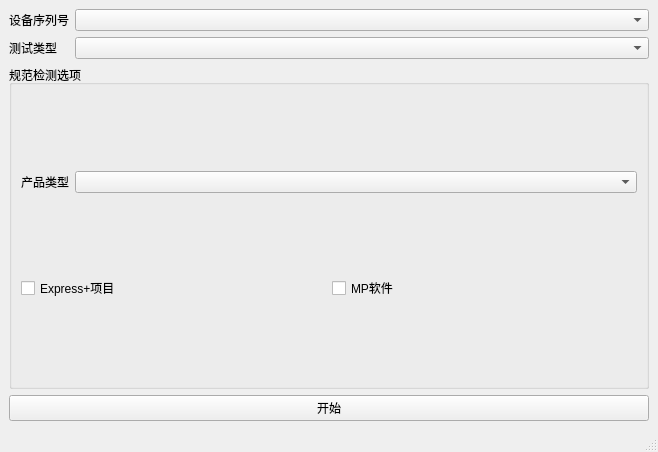
Before: the Qt Designer form widget/mainwindow.ui in vince7839/SpecTool, drawn with Qt 5.
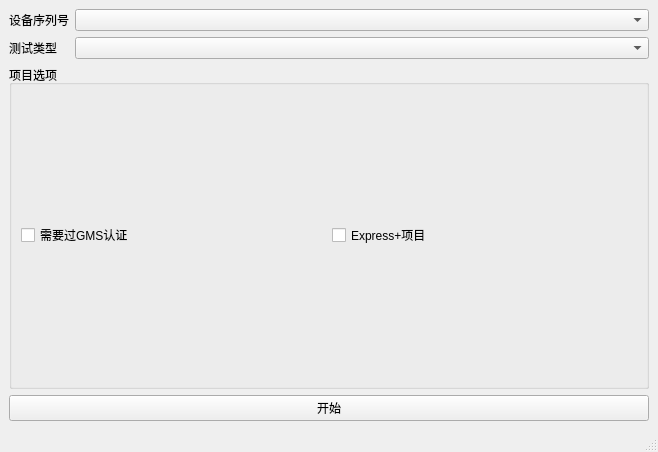
After: the same form once the commit is applied.

```diff
--- a/widget/mainwindow.ui
+++ b/widget/mainwindow.ui
@@ -50,40 +50,20 @@
     <item row="2" column="0" colspan="2">
      <widget class="QGroupBox" name="groupBox">
       <property name="title">
-       <string>规范检测选项</string>
+       <string>项目选项</string>
       </property>
       <layout class="QGridLayout" name="gridLayout">
-       <item row="0" column="0" colspan="2">
-        <layout class="QHBoxLayout" name="horizontalLayout">
-         <item>
-          <widget class="QLabel" name="label_3">
-           <property name="sizePolicy">
-            <sizepolicy hsizetype="Fixed" vsizetype="Preferred">
-             <horstretch>0</horstretch>
-             <verstretch>0</verstretch>
-            </sizepolicy>
-           </property>
-           <property name="text">
-            <string>产品类型</string>
-           </property>
-          </widget>
-         </item>
-         <item>
-          <widget class="QComboBox" name="cbox_phoneType"/>
-         </item>
-        </layout>
-       </item>
-       <item row="1" column="0">
+       <item row="0" column="1">
         <widget class="QCheckBox" name="checkBox_express">
          <property name="text">
           <string>Express+项目</string>
          </property>
         </widget>
        </item>
-       <item row="1" column="1">
-        <widget class="QCheckBox" name="checkBox_mp">
+       <item row="0" column="0">
+        <widget class="QCheckBox" name="checkBox_gms">
          <property name="text">
-          <string>MP软件</string>
+          <string>需要过GMS认证</string>
          </property>
         </widget>
        </item>
```
